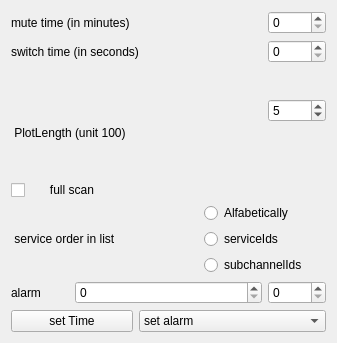
Before: the Qt Designer form forms/config-helper.ui in JvanKatwijk/qt-dab, drawn with Qt 5.
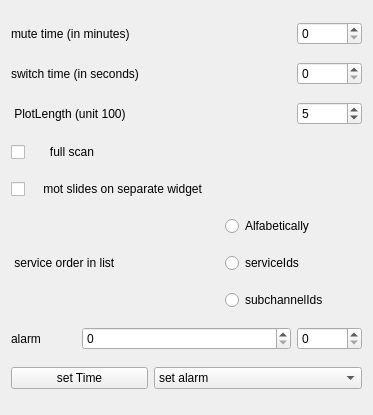
After: the same form once the commit is applied.

The edit to the form file:
```diff
--- a/forms/config-helper.ui
+++ b/forms/config-helper.ui
@@ -6,15 +6,15 @@
    <rect>
     <x>0</x>
     <y>0</y>
-    <width>337</width>
-    <height>343</height>
+    <width>373</width>
+    <height>415</height>
    </rect>
   </property>
   <property name="windowTitle">
    <string>Configuration</string>
   </property>
   <layout class="QGridLayout" name="gridLayout">
-   <item row="0" column="0" colspan="3">
+   <item row="0" column="0" colspan="2">
     <widget class="QLabel" name="label">
      <property name="text">
       <string>mute time (in minutes)</string>
@@ -42,7 +42,14 @@
      </property>
     </widget>
    </item>
-   <item row="2" column="4" rowspan="2">
+   <item row="2" column="0" colspan="2">
+    <widget class="QLabel" name="label_5">
+     <property name="text">
+      <string> PlotLength (unit 100)</string>
+     </property>
+    </widget>
+   </item>
+   <item row="2" column="4">
     <widget class="QSpinBox" name="plotLengthSetting">
      <property name="minimum">
       <number>1</number>
@@ -55,14 +62,7 @@
      </property>
     </widget>
    </item>
-   <item row="3" column="0" colspan="3">
-    <widget class="QLabel" name="label_5">
-     <property name="text">
-      <string> PlotLength (unit 100)</string>
-     </property>
-    </widget>
-   </item>
-   <item row="4" column="0" rowspan="2" colspan="5">
+   <item row="3" column="0" colspan="2">
     <widget class="QCheckBox" name="fullScanSelector">
      <property name="toolTip">
       <string>select a full scan (i.e. over all channels in the band) or a scan until a channel with data is met. Default is full scan.</string>
@@ -72,6 +72,13 @@
      </property>
     </widget>
    </item>
+   <item row="4" column="0" colspan="5">
+    <widget class="QCheckBox" name="motslideSelector">
+     <property name="text">
+      <string>    mot slides on separate widget</string>
+     </property>
+    </widget>
+   </item>
    <item row="5" column="3" colspan="2">
     <widget class="QRadioButton" name="orderAlfabetical">
      <property name="text">
```
